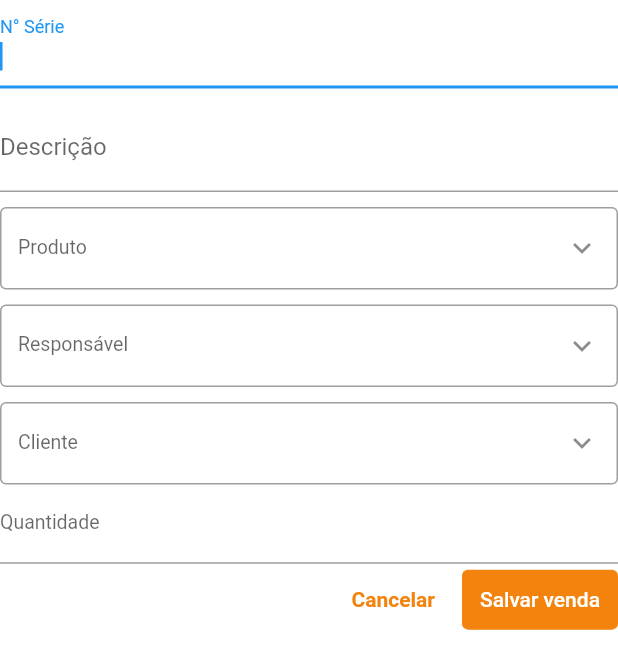
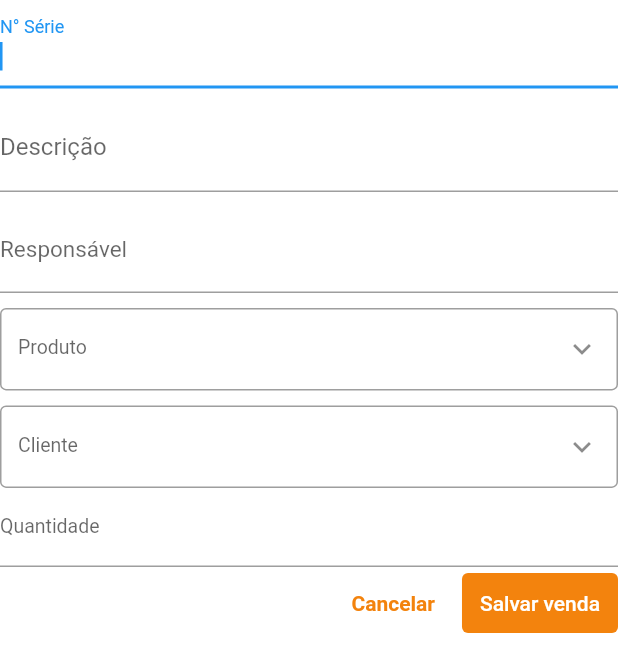
Before and after one commit to drelocatelli/sistema_loja_client, a Flutter app: the VendasForm widget shown alone on an empty page, opened directly, on a phone screen of 412 x 824 dp. Shown: the top 672 px of the screen. Run offline on Flutter 3.47's test engine with Material 3 defaults, Android fonts, the phone set to English and light mode, and no system bars; our stand-ins replace dio, file_picker, flutter_dotenv, flutter_masked_text2, font_awesome_flutter, gap and 9 more; missing offline and left inert: number_paginator, widget_zoom; accounts and stored records are empty.

```diff
--- a/lib/src/Model/login_response_dto.dart
+++ b/lib/src/Model/login_response_dto.dart
@@ -1,3 +1,5 @@
+import 'package:racoon_tech_panel/src/Model/colaborator_dto.dart';
+
 class LoginResponseDTO {
   final bool? error;
   final String? message;
@@ -36,22 +38,25 @@ class LoginDetails {
   final String? role;
   final String? colaboratorId;
   final String? user;
+  final Colaborator? colaborator;
 
   LoginDetails({
     this.id,
     this.password,
-    this.role,
+    this.role = RoleEnum.colaborator,  // Atribuindo valor default
     this.colaboratorId,
     this.user,
+    this.colaborator,
   });
 
   factory LoginDetails.fromJson(Map<String, dynamic> json) {
     return LoginDetails(
       id: json['id'],
       password: json['password'],
-      role: json['role'],
+      role: json['role'] ?? RoleEnum.colaborator, // Garantindo valor default para role
       colaboratorId: json['colaborator_id'],
       user: json['user'],
+      colaborator: json['colaborator'] != null ? Colaborator.fromJson(json['colaborator']) : null,
     );
   }
 
@@ -62,6 +67,14 @@ class LoginDetails {
       'role': role,
       'colaborator_id': colaboratorId,
       'user': user,
+      'colaborator': colaborator?.toJson(),
     };
   }
 }
+
+class RoleEnum {
+  static const String admin = 'admin';
+  static const String colaborator = 'colaborator';
+  static const String client = 'client';
+  static const String guest = 'guest';
+}
--- a/lib/src/View/pages/dashboard/vendas/components/vendas_form.dart
+++ b/lib/src/View/pages/dashboard/vendas/components/vendas_form.dart
@@ -1,3 +1,5 @@
+import 'dart:convert';
+
 import 'package:flutter/material.dart';
 import 'package:flutter/services.dart';
 import 'package:gap/gap.dart';
@@ -7,6 +9,7 @@ import 'package:provider/provider.dart';
 import 'package:racoon_tech_panel/src/Model/category_dto.dart';
 import 'package:racoon_tech_panel/src/Model/cliente_dto.dart';
 import 'package:racoon_tech_panel/src/Model/colaborator_dto.dart';
+import 'package:racoon_tech_panel/src/Model/login_response_dto.dart';
 import 'package:racoon_tech_panel/src/Model/product_dto.dart';
 import 'package:racoon_tech_panel/src/Model/sales_controller_dto.dart';
 import 'package:racoon_tech_panel/src/Model/save_sales_dto.dart';
@@ -20,6 +23,7 @@ import 'package:racoon_tech_panel/src/ViewModel/providers/ClientProvider.dart';
 import 'package:racoon_tech_panel/src/ViewModel/providers/ProductProvider.dart';
 import 'package:racoon_tech_panel/src/ViewModel/providers/ColaboratorProvider.dart';
 import 'package:racoon_tech_panel/src/ViewModel/providers/SalesProvider.dart';
+import 'package:racoon_tech_panel/src/ViewModel/repository/LoginRepository.dart';
 import 'package:racoon_tech_panel/src/ViewModel/repository/SaleRepository.dart';
 
 class VendasForm extends StatefulWidget {
@@ -34,14 +38,25 @@ class _VendasFormState extends State<VendasForm> {
   final _formKey = GlobalKey<FormState>();
   final SalesController _controller = SalesController();
   double _total = 0.0;
+  late LoginResponseDTO currentLogin;
 
 
   @override
   void initState() {
     super.initState();
+    WidgetsBinding.instance.addPostFrameCallback((_) async {
+      final login = Provider.of<ColaboratorProvider>(context, listen: false);
+      currentLogin = login.currentLogin;
+      if(currentLogin.details!.role != RoleEnum.admin) {
+        _controller.colaborator = currentLogin.details!.colaborator!;
+      }
+      setState(() {});
+    });
+
     _controller.quantityController.addListener(() {
       updateTotal();
     });
+
   }
 
   @override
@@ -49,7 +64,6 @@ class _VendasFormState extends State<VendasForm> {
     _controller.dispose();
     super.dispose();
   }
-
 
   void updateTotal() {
     int quantity = int.tryParse(_controller.quantityController.text) ?? 0;
@@ -107,6 +121,51 @@ class _VendasFormState extends State<VendasForm> {
                       decoration: const InputDecoration(labelText: 'Descrição'),
                       // validator: _controller.validateDescricao,
                     ),
+                    Visibility(
+                      visible: currentLogin.details?.role == RoleEnum.admin,
+                      replacement: TextFormField(
+                        readOnly: true,
+                        style: const TextStyle(fontSize: 15),
+                        controller: TextEditingController(text: currentLogin.details?.colaborator?.name),
+                        decoration: const InputDecoration(labelText: 'Responsável'),
+                      ),
+                      child: TextFormField(
+                        decoration: InputDecoration(
+                          suffixIcon: const Icon(Icons.expand_more),
+                          labelText: 'Responsável',
+                          border: OutlineInputBorder(),
+                        ),
+                        style: const TextStyle(fontSize: 13),
+
+                        validator: (value) {
+                          if (value == null || value.isEmpty) {
+                            return 'Campo obrigatório';
+                          }
+                          return null;
+                        },
+                        readOnly: true,
+                        controller: TextEditingController(text: _controller.colaborator?.name),
+                        onTap: () {
+                          showDialog(
+                            context: context,
+                            builder: (context) {
+                              return SearchableMenu(
+                                model: Provider.of<ColaboratorProvider>(context, listen: true),
+                                items: colaboratorModel.colaborators,
+                                selectCb: (Colaborator colaborator) {
+                                  setState(() {
+                                    _controller.colaborator = colaborator;
+                                  });
+                                },
+                                fetchCb: (String? searchTerm) async {
+                                  await fetchColaborators(context, searchTerm: searchTerm);
+                                }
+                              );
+                            },
+                          );
+                        }
+                      ),
+                    ),
                     TextFormField(
                       decoration: InputDecoration(
                         suffixIcon: const Icon(Icons.expand_more),
@@ -139,42 +198,7 @@ class _VendasFormState extends State<VendasForm> {
                         );
                       }
                     ),
-                    TextFormField(
-                      decoration: InputDecoration(
-                        suffixIcon: const Icon(Icons.expand_more),
-                        labelText: 'Responsável',
-                        border: OutlineInputBorder(),
-                      ),
-                      style: const TextStyle(fontSize: 13),
 
-                      validator: (value) {
-                        if (value == null || value.isEmpty) {
-                          return 'Campo obrigatório';
-                        }
-                        return null;
-                      },
-                      readOnly: true,
-                      controller: TextEditingController(text: _controller.colaborator?.name),
-                      onTap: () {
-                        showDialog(
-                          context: context,
-                          builder: (context) {
-                            return SearchableMenu(
-                              model: Provider.of<ColaboratorProvider>(context, listen: true),
-                              items: colaboratorModel.colaborators,
-                              selectCb: (Colaborator colaborator) {
-                                setState(() {
-                                  _controller.colaborator = colaborator;
-                                });
-                              },
-                              fetchCb: (String? searchTerm) async {
-                                await fetchColaborators(context, searchTerm: searchTerm);
-                              }
-                            );
-                          },
-                        );
-                      }
-                    ),
                 const Gap(20),
                 TextFormField(
                   decoration: InputDecoration(
--- a/lib/src/View/pages/login/login_page.dart
+++ b/lib/src/View/pages/login/login_page.dart
@@ -1,3 +1,5 @@
+import 'dart:convert';
+
 import 'package:flutter/material.dart';
 import 'package:gap/gap.dart';
 import 'package:go_router/go_router.dart';
@@ -186,10 +188,9 @@ _loginRequest(BuildContext context, String user, String password) async {
   }
 
   final SharedPreferences prefs = await SharedPreferences.getInstance();
-  await prefs.setString('login', response.data.toString());
+  await prefs.setString('login', jsonEncode(response.data!.details));
   await prefs.setString('token', response.data!.token.toString());
   colaboratorModel.setCurrentLogin(response.data!);
-
   await assignUserToColaboratorDialog(context);
 
   context.pushReplacement('/dashboard');
--- a/lib/src/ViewModel/functions/vendas_functions.dart
+++ b/lib/src/ViewModel/functions/vendas_functions.dart
@@ -2,6 +2,7 @@ import 'package:flutter/material.dart';
 import 'package:gap/gap.dart';
 import 'package:logger/web.dart';
 import 'package:provider/provider.dart';
+import 'package:racoon_tech_panel/src/Model/login_response_dto.dart';
 import 'package:racoon_tech_panel/src/Model/response_dto.dart';
 import 'package:racoon_tech_panel/src/Model/sales_response_dto.dart';
 import 'package:racoon_tech_panel/src/View/pages/dashboard/vendas/components/vendas_form.dart';
@@ -11,6 +12,7 @@ import 'package:racoon_tech_panel/src/ViewModel/functions/colaborators_functions
 import 'package:racoon_tech_panel/src/ViewModel/functions/produtos_functions.dart';
 import 'package:racoon_tech_panel/src/ViewModel/providers/CategoryProvider.dart';
 import 'package:racoon_tech_panel/src/ViewModel/providers/SalesProvider.dart';
+import 'package:racoon_tech_panel/src/ViewModel/repository/LoginRepository.dart';
 import 'package:racoon_tech_panel/src/ViewModel/repository/SaleRepository.dart';
 
 import '../../View/pages/dashboard/vendas/category_form.dart';
```
Also changed, not shown: lib/src/ViewModel/repository/LoginRepository.dart (+23 -0 lines).
